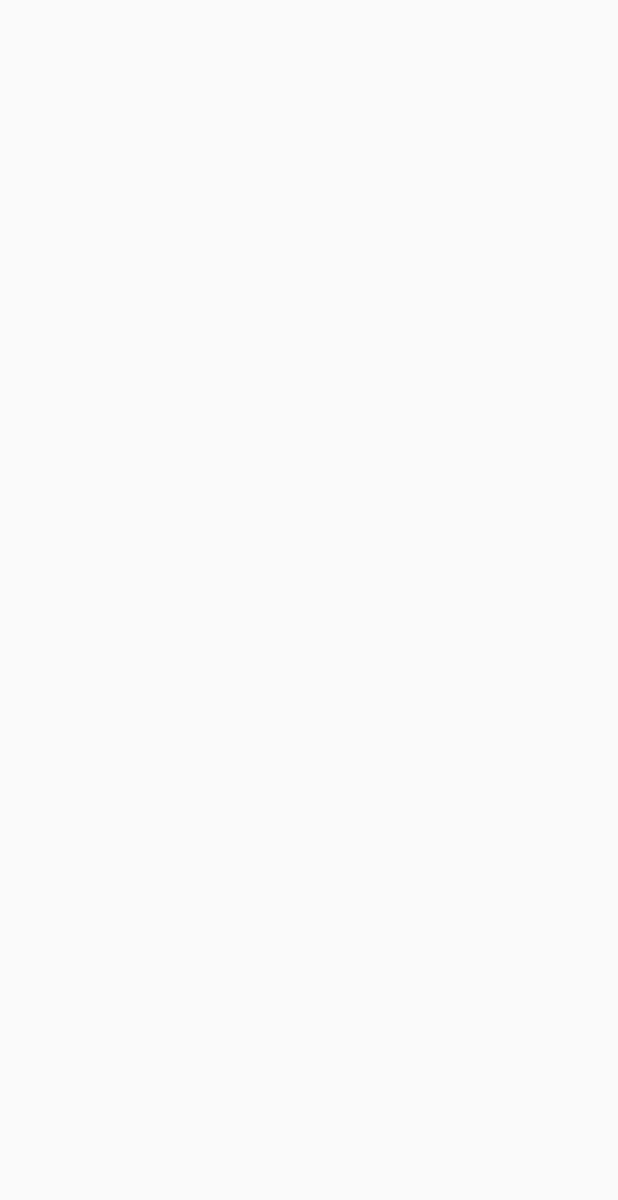
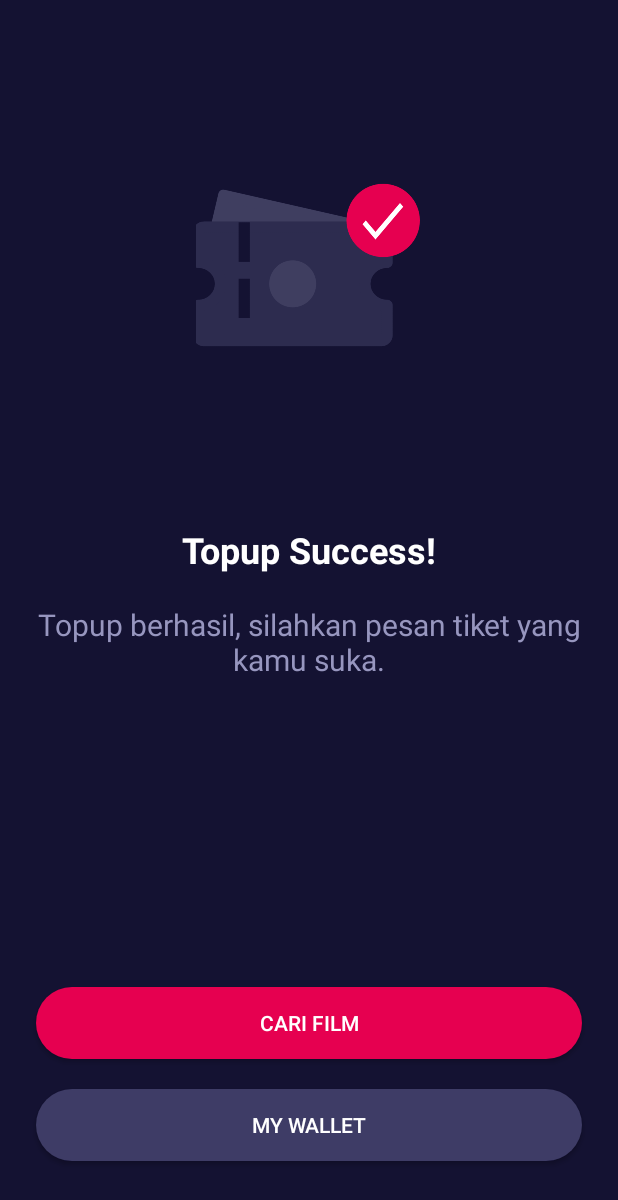
Before and after one commit to addincw/bwa-mov, an Android app: the TopupFinishActivity screen opened directly, with no data from a screen before it, on a phone screen of 412 x 824 dp. Before the commit the part shown is empty. Shown: the top 1200 px of the screen. Run offline under Robolectric (Android 15) with nearby library versions, the phone set to English and light mode, and no system bars.

Commit message:
[wip] menu topup finish

```diff
--- a/app/src/main/java/com/addincendekia/bwa_mov/wallet/TopupActivity.kt
+++ b/app/src/main/java/com/addincendekia/bwa_mov/wallet/TopupActivity.kt
@@ -1,5 +1,6 @@
 package com.addincendekia.bwa_mov.wallet
 
+import android.content.Intent
 import androidx.appcompat.app.AppCompatActivity
 import android.os.Bundle
 import android.text.Editable
@@ -47,7 +48,12 @@ class TopupActivity : AppCompatActivity() {
         btn_topup_back.setOnClickListener {
             finish()
         }
-        btn_topup_now.setOnClickListener {  }
+        btn_topup_now.setOnClickListener {
+            Intent(this, TopupFinishActivity::class.java).also {
+                finish()
+                startActivity(it)
+            }
+        }
         field_topup.addTextChangedListener(object : TextWatcher {
             override fun beforeTextChanged(s: CharSequence?, start: Int, count: Int, after: Int) {
                 return
--- a/app/src/main/java/com/addincendekia/bwa_mov/wallet/TopupFinishActivity.kt
+++ b/app/src/main/java/com/addincendekia/bwa_mov/wallet/TopupFinishActivity.kt
@@ -1,12 +1,29 @@
 package com.addincendekia.bwa_mov.wallet
 
+import android.content.Intent
 import androidx.appcompat.app.AppCompatActivity
 import android.os.Bundle
 import com.addincendekia.bwa_mov.R
+import com.addincendekia.bwa_mov.main.MainActivity
+import kotlinx.android.synthetic.main.activity_topup.*
+import kotlinx.android.synthetic.main.activity_topup_finish.*
 
 class TopupFinishActivity : AppCompatActivity() {
     override fun onCreate(savedInstanceState: Bundle?) {
         super.onCreate(savedInstanceState)
         setContentView(R.layout.activity_topup_finish)
+
+        btn_topup_search_film.setOnClickListener {
+            Intent(this, MainActivity::class.java).also {
+                finishAffinity()
+                startActivity(it)
+            }
+        }
+        btn_topup_my_wallet.setOnClickListener {
+            Intent(this, WalletActivity::class.java).also {
+                finish()
+                startActivity(it)
+            }
+        }
     }
 }
--- a/app/src/main/res/layout/activity_topup_finish.xml
+++ b/app/src/main/res/layout/activity_topup_finish.xml
@@ -4,6 +4,77 @@
         xmlns:tools="http://schemas.android.com/tools"
         android:layout_width="match_parent"
         android:layout_height="match_parent"
+        android:background="@color/colorAppBase"
         tools:context=".wallet.TopupFinishActivity">
 
+    <Button
+            android:id="@+id/btn_topup_search_film"
+            android:layout_width="0dp"
+            android:layout_height="wrap_content"
+            android:layout_marginStart="24dp"
+            android:layout_marginEnd="24dp"
+            android:layout_marginBottom="20dp"
+            android:background="@drawable/button_rounded_primary"
+            android:text="CARI FILM"
+            android:textColor="#FFFFFF"
+            app:layout_constraintBottom_toTopOf="@+id/btn_topup_my_wallet"
+            app:layout_constraintEnd_toEndOf="parent"
+            app:layout_constraintHorizontal_bias="0.0"
+            app:layout_constraintStart_toStartOf="parent" />
+
+    <ImageView
+            android:id="@+id/imageView10"
+            android:layout_width="150dp"
+            android:layout_height="150dp"
+            android:layout_marginTop="100dp"
+            app:layout_constraintEnd_toEndOf="parent"
+            app:layout_constraintHorizontal_bias="0.498"
+            app:layout_constraintStart_toStartOf="parent"
+            app:layout_constraintTop_toTopOf="parent"
+            app:srcCompat="@drawable/ticket_solid" />
+
+    <TextView
+            android:id="@+id/textView24"
+            android:layout_width="0dp"
+            android:layout_height="wrap_content"
+            android:layout_marginStart="24dp"
+            android:layout_marginTop="100dp"
+            android:layout_marginEnd="24dp"
+            android:gravity="center"
+            android:text="Topup Success!"
+            android:textColor="#FFFFFF"
+            android:textSize="24sp"
+            android:textStyle="bold"
+            app:layout_constraintEnd_toEndOf="parent"
+            app:layout_constraintStart_toStartOf="parent"
+            app:layout_constraintTop_toBottomOf="@+id/imageView10" />
+
+    <TextView
+            android:id="@+id/textView25"
+            android:layout_width="0dp"
+            android:layout_height="wrap_content"
+            android:layout_marginStart="24dp"
+            android:layout_marginTop="20dp"
+            android:layout_marginEnd="24dp"
+            android:gravity="center"
+            android:text="Topup berhasil, silahkan pesan tiket yang kamu suka."
+            android:textColor="@color/colorAppAccent"
+            android:textSize="20sp"
+            app:layout_constraintEnd_toEndOf="parent"
+            app:layout_constraintStart_toStartOf="parent"
+            app:layout_constraintTop_toBottomOf="@+id/textView24" />
+
+    <Button
+            android:id="@+id/btn_topup_my_wallet"
+            android:layout_width="0dp"
+            android:layout_height="wrap_content"
+            android:layout_marginStart="24dp"
+            android:layout_marginEnd="24dp"
+            android:layout_marginBottom="50dp"
+            android:background="@drawable/button_rounded_secondary"
+            android:text="My Wallet"
+            android:textColor="#FFFFFF"
+            app:layout_constraintBottom_toBottomOf="parent"
+            app:layout_constraintEnd_toEndOf="parent"
+            app:layout_constraintStart_toStartOf="parent" />
 </androidx.constraintlayout.widget.ConstraintLayout>
```
